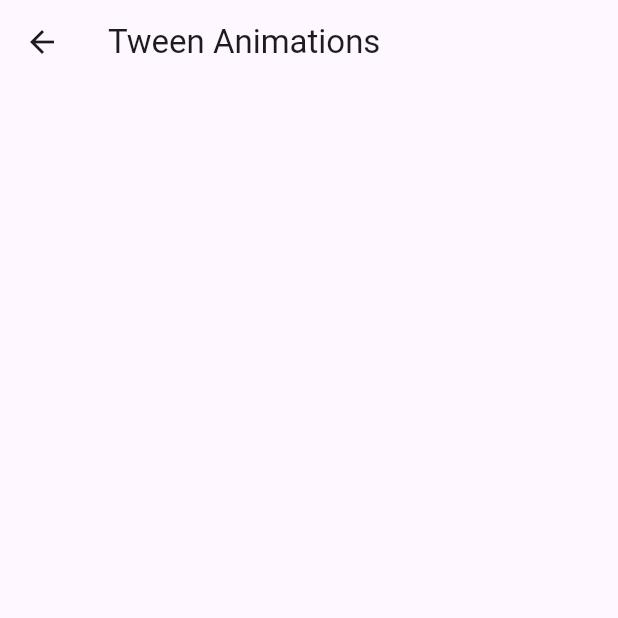
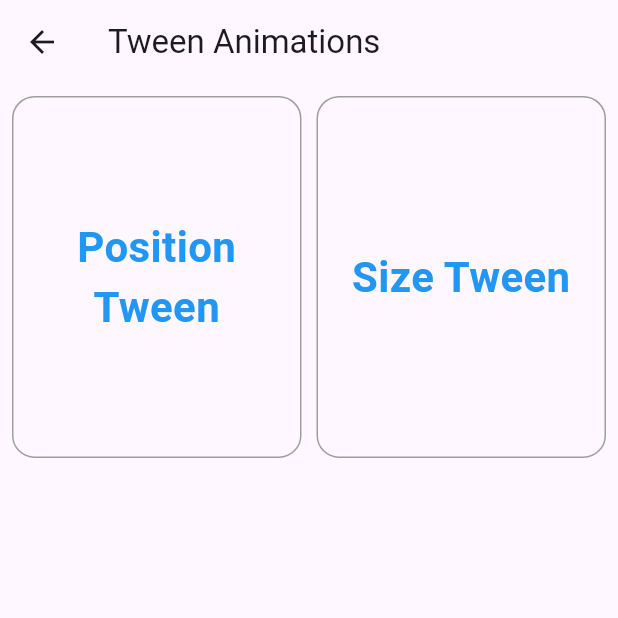
Before and after one commit to misfitcoder/flutter_animations, a Flutter app: the TweenAnimation screen opened by its route, on a phone screen of 412 x 824 dp, the top half of it. Run offline on Flutter 3.47's test engine with Material 2 defaults, Android fonts, the phone set to English and light mode, and no system bars.

Commit message:
added two tween animations

```diff
--- a/lib/main.dart
+++ b/lib/main.dart
@@ -6,6 +6,8 @@ import 'package:flutter_animations/screens/implicit-animations/opacity_animation
 import 'package:flutter_animations/screens/implicit-animations/size_animation.dart';
 import 'package:flutter_animations/screens/implicit-animations/visibility_animation.dart';
 import 'package:flutter_animations/screens/implicit_animations.dart';
+import 'package:flutter_animations/screens/tween-animations/position_tween.dart';
+import 'package:flutter_animations/screens/tween-animations/size_tween.dart';
 import 'package:flutter_animations/screens/tween_animations.dart';
 
 void main() {
@@ -30,6 +32,8 @@ class MyApp extends StatelessWidget {
         'size': (context) => const SizeAnimation(),
         'crossfade': (context) => const CrossFadeAnimation(),
         'visibility': (context) => const VisibilityAnimation(),
+        'position': (context) => const PositionTweenAnimation(),
+        'size-tween': (context) => const SizeTweenAnimation(),
       },
       home: const HomeScreen(),
     );
--- a/lib/screens/tween_animations.dart
+++ b/lib/screens/tween_animations.dart
@@ -1,4 +1,6 @@
 import 'package:flutter/material.dart';
+
+import 'package:flutter_animations/widgets/tween_item.dart';
 
 class TweenAnimation extends StatelessWidget {
   const TweenAnimation({super.key});
@@ -9,6 +11,23 @@ class TweenAnimation extends StatelessWidget {
       appBar: AppBar(
         title: const Text('Tween Animations'),
       ),
+      body: GridView.count(
+        crossAxisCount: 2,
+        mainAxisSpacing: 10,
+        crossAxisSpacing: 10,
+        childAspectRatio: 2 / 2.5,
+        padding: const EdgeInsets.all(8.0),
+        children: const [
+          TweenItem(
+            title: 'Position Tween',
+            route: 'position',
+          ),
+          TweenItem(
+            title: 'Size Tween',
+            route: 'size',
+          ),
+        ],
+      ),
     );
   }
 }
--- /dev/null
+++ b/lib/widgets/tween_item.dart
@@ -0,0 +1,41 @@
+import 'package:flutter/material.dart';
+
+class TweenItem extends StatelessWidget {
+  const TweenItem({
+    super.key,
+    required this.title,
+    required this.route,
+  });
+
+  final String title;
+  final String route;
+
+  @override
+  Widget build(BuildContext context) {
+    return GestureDetector(
+      onTap: () => Navigator.pushNamed(context, route),
+      child: Container(
+        width: 200,
+        height: 300,
+        decoration: BoxDecoration(
+          border: Border.all(
+            width: 1,
+            color: Colors.grey,
+          ),
+          borderRadius: BorderRadius.circular(15),
+        ),
+        child: Center(
+          child: Text(
+            title,
+            textAlign: TextAlign.center,
+            style: const TextStyle(
+              fontSize: 28,
+              fontWeight: FontWeight.bold,
+              color: Colors.blue,
+            ),
+          ),
+        ),
+      ),
+    );
+  }
+}
```
Also changed, not shown: lib/screens/tween-animations/position_tween.dart (added, +70 -0 lines), lib/screens/tween-animations/size_tween.dart (added, +39 -0 lines).
